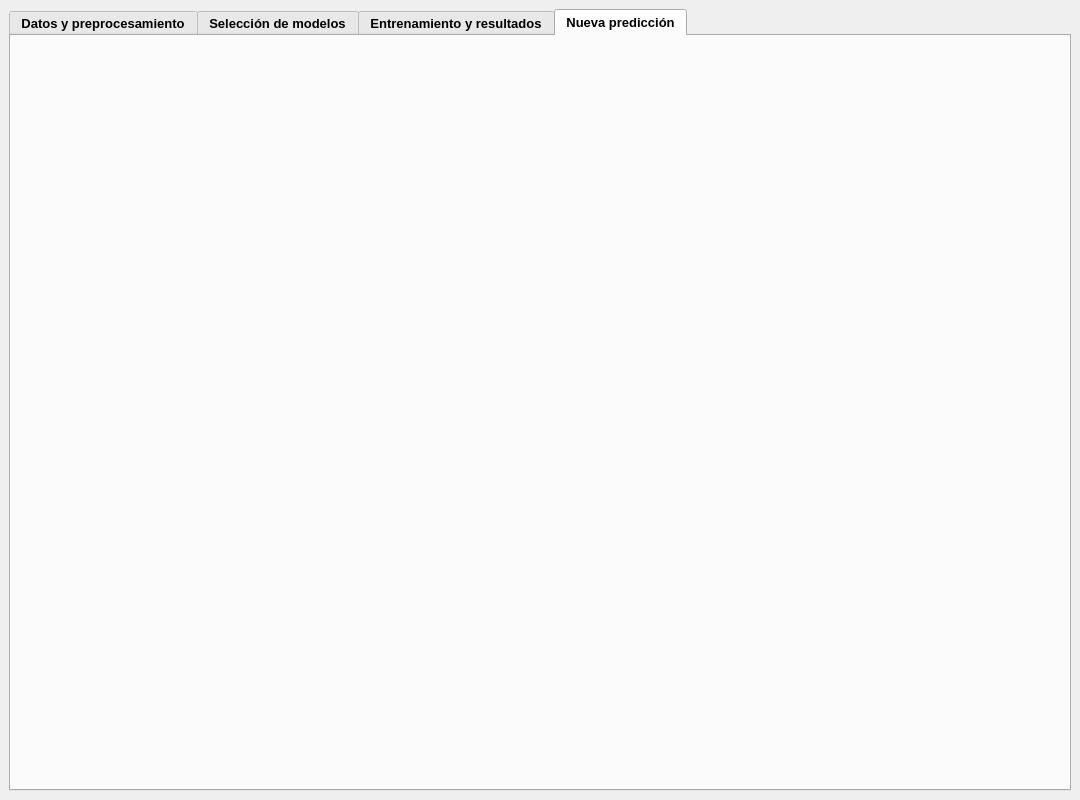
This is Programa/src/ui/ventana_principal.ui in 10GGGGGGGGGG/Poyecto-Final-PC1 as Qt 5 draws it before an edit. The edited form follows.
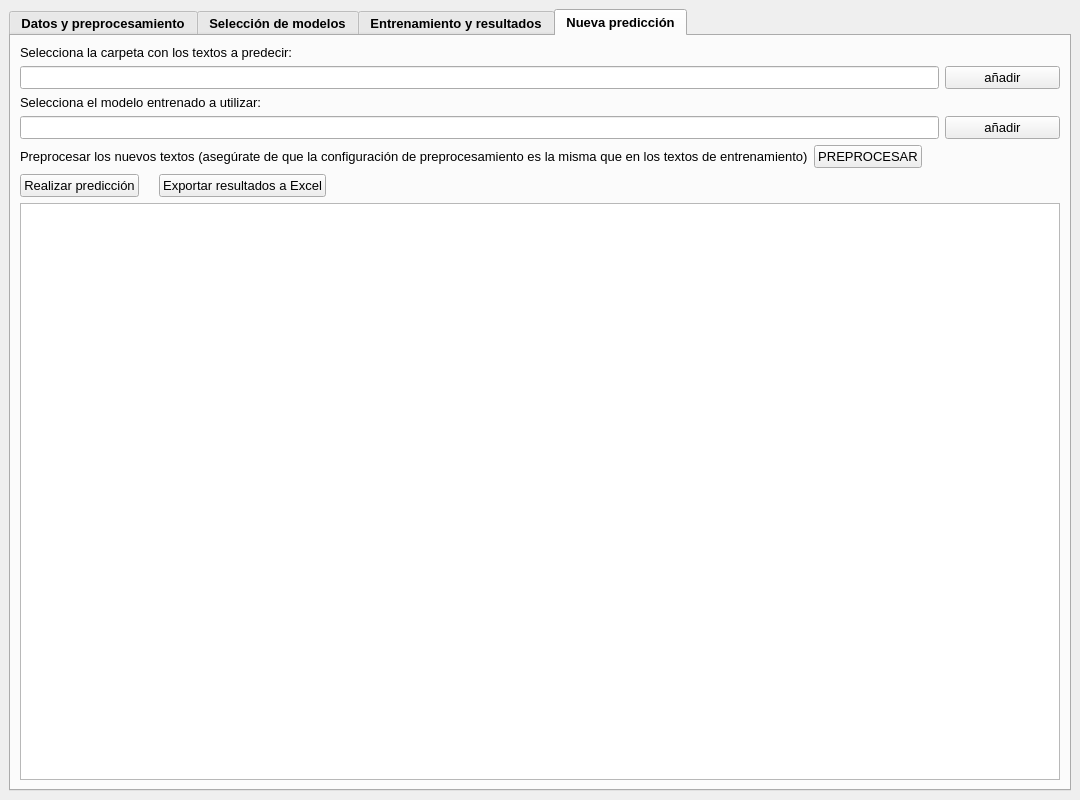
This is the edited form. The open tabs and pages were chosen to show the change.

Commit message: Funcionalidad de las últimas ventanas

Diff of the .ui file:
```diff
--- a/Programa/src/ui/ventana_principal.ui
+++ b/Programa/src/ui/ventana_principal.ui
@@ -35,7 +35,7 @@
 #guardado_modelosBox{
 	background-color: rgb(237, 235, 255);
 }
-#desp_line, #nodesp_line{
+#desp_line, #nodesp_line, #pred_line, #model_line{
 	color: rgb(0, 0, 255);
 }
 QLabel, QPushButton, QCheckBox, QRadioButton, QSpinBox{
@@ -3299,7 +3299,7 @@
                   </spacer>
                  </item>
                  <item>
-                  <widget class="QLabel" name="label_37">
+                  <widget class="QLabel" name="training_label">
                    <property name="text">
                     <string/>
                    </property>
@@ -3320,46 +3320,6 @@
                  </item>
                 </layout>
                </item>
-               <item>
-                <layout class="QHBoxLayout" name="horizontalLayout_45" stretch="1,10,1,1">
-                 <item>
-                  <spacer name="horizontalSpacer_87">
-                   <property name="orientation">
-                    <enum>Qt::Horizontal</enum>
-                   </property>
-                   <property name="sizeHint" stdset="0">
-                    <size>
-                     <width>40</width>
-                     <height>20</height>
-                    </size>
-                   </property>
-                  </spacer>
-                 </item>
-                 <item>
-                  <widget class="QLineEdit" name="lineEdit"/>
-                 </item>
-                 <item>
-                  <widget class="QPushButton" name="pushButton_3">
-                   <property name="text">
-                    <string>selec. carpeta de guardado</string>
-                   </property>
-                  </widget>
-                 </item>
-                 <item>
-                  <spacer name="horizontalSpacer_88">
-                   <property name="orientation">
-                    <enum>Qt::Horizontal</enum>
-                   </property>
-                   <property name="sizeHint" stdset="0">
-                    <size>
-                     <width>40</width>
-                     <height>20</height>
-                    </size>
-                   </property>
-                  </spacer>
-                 </item>
-                </layout>
-               </item>
                <item>
                 <layout class="QHBoxLayout" name="horizontalLayout_46">
                  <item>
@@ -3413,7 +3373,7 @@
                   </spacer>
                  </item>
                  <item>
-                  <widget class="QLabel" name="label_38">
+                  <widget class="QLabel" name="saved_label">
                    <property name="text">
                     <string/>
                    </property>
@@ -3495,6 +3455,149 @@
        <attribute name="title">
         <string>Nueva predicción</string>
        </attribute>
+       <layout class="QVBoxLayout" name="verticalLayout_21">
+        <item>
+         <widget class="QLabel" name="label_37">
+          <property name="text">
+           <string>Selecciona la carpeta con los textos a predecir:</string>
+          </property>
+         </widget>
+        </item>
+        <item>
+         <layout class="QHBoxLayout" name="horizontalLayout_45" stretch="8,1">
+          <item>
+           <widget class="QLineEdit" name="pred_line"/>
+          </item>
+          <item>
+           <widget class="QPushButton" name="folder_pred_button">
+            <property name="text">
+             <string>añadir</string>
+            </property>
+           </widget>
+          </item>
+         </layout>
+        </item>
+        <item>
+         <widget class="QLabel" name="label_38">
+          <property name="text">
+           <string>Selecciona el modelo entrenado a utilizar:</string>
+          </property>
+         </widget>
+        </item>
+        <item>
+         <layout class="QHBoxLayout" name="horizontalLayout_53" stretch="8,1">
+          <item>
+           <widget class="QLineEdit" name="model_line"/>
+          </item>
+          <item>
+           <widget class="QPushButton" name="model_pred_button">
+            <property name="text">
+             <string>añadir</string>
+            </property>
+           </widget>
+          </item>
+         </layout>
+        </item>
+        <item>
+         <layout class="QHBoxLayout" name="horizontalLayout_55">
+          <item>
+           <widget class="QLabel" name="label_39">
+            <property name="text">
+             <string>Preprocesar los nuevos textos (asegúrate de que la configuración de preprocesamiento es la misma que en los textos de entrenamiento)</string>
+            </property>
+           </widget>
+          </item>
+          <item>
+           <widget class="QPushButton" name="prep_prediction_button">
+            <property name="text">
+             <string>PREPROCESAR</string>
+            </property>
+           </widget>
+          </item>
+          <item>
+           <widget class="QLabel" name="pred_prep_label">
+            <property name="text">
+             <string/>
+            </property>
+           </widget>
+          </item>
+          <item>
+           <spacer name="horizontalSpacer_88">
+            <property name="orientation">
+             <enum>Qt::Horizontal</enum>
+            </property>
+            <property name="sizeHint" stdset="0">
+             <size>
+              <width>40</width>
+              <height>20</height>
+             </size>
+            </property>
+           </spacer>
+          </item>
+         </layout>
+        </item>
+        <item>
+         <layout class="QHBoxLayout" name="horizontalLayout_54">
+          <item>
+           <widget class="QPushButton" name="pred_button">
+            <property name="text">
+             <string>Realizar predicción</string>
+            </property>
+           </widget>
+          </item>
+          <item>
+           <widget class="QLabel" name="pred_label">
+            <property name="text">
+             <string/>
+            </property>
+           </widget>
+          </item>
+          <item>
+           <widget class="QPushButton" name="export_button">
+            <property name="text">
+             <string>Exportar resultados a Excel</string>
+            </property>
+           </widget>
+          </item>
+          <item>
+           <widget class="QLabel" name="export_label">
+            <property name="text">
+             <string/>
+            </property>
+           </widget>
+          </item>
+          <item>
+           <spacer name="horizontalSpacer_87">
+            <property name="orientation">
+             <enum>Qt::Horizontal</enum>
+            </property>
+            <property name="sizeHint" stdset="0">
+             <size>
+              <width>40</width>
+              <height>20</height>
+             </size>
+            </property>
+           </spacer>
+          </item>
+         </layout>
+        </item>
+        <item>
+         <widget class="QTableView" name="pred_tableView">
+          <property name="sizeAdjustPolicy">
+           <enum>QAbstractScrollArea::AdjustToContents</enum>
+          </property>
+          <property name="editTriggers">
+           <set>QAbstractItemView::AnyKeyPressed|QAbstractItemView::EditKeyPressed</set>
+          </property>
+          <property name="alternatingRowColors">
+           <bool>true</bool>
+          </property>
+          <property name="sortingEnabled">
+           <bool>true</bool>
+          </property>
+         </widget>
+        </item>
+       </layout>
       </widget>
      </widget>
     </item>
```
Left out of the diff: 22 changed lines with no effect on the pictures. The commit also changes 16 other files.
